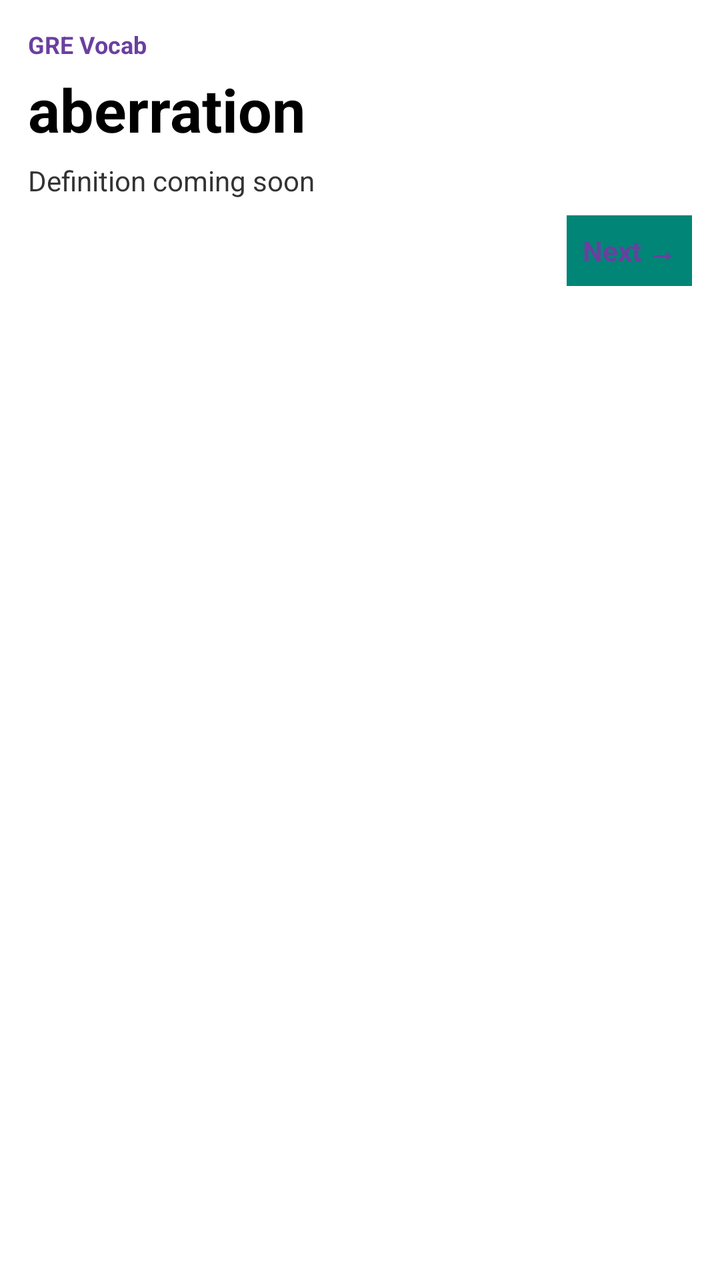
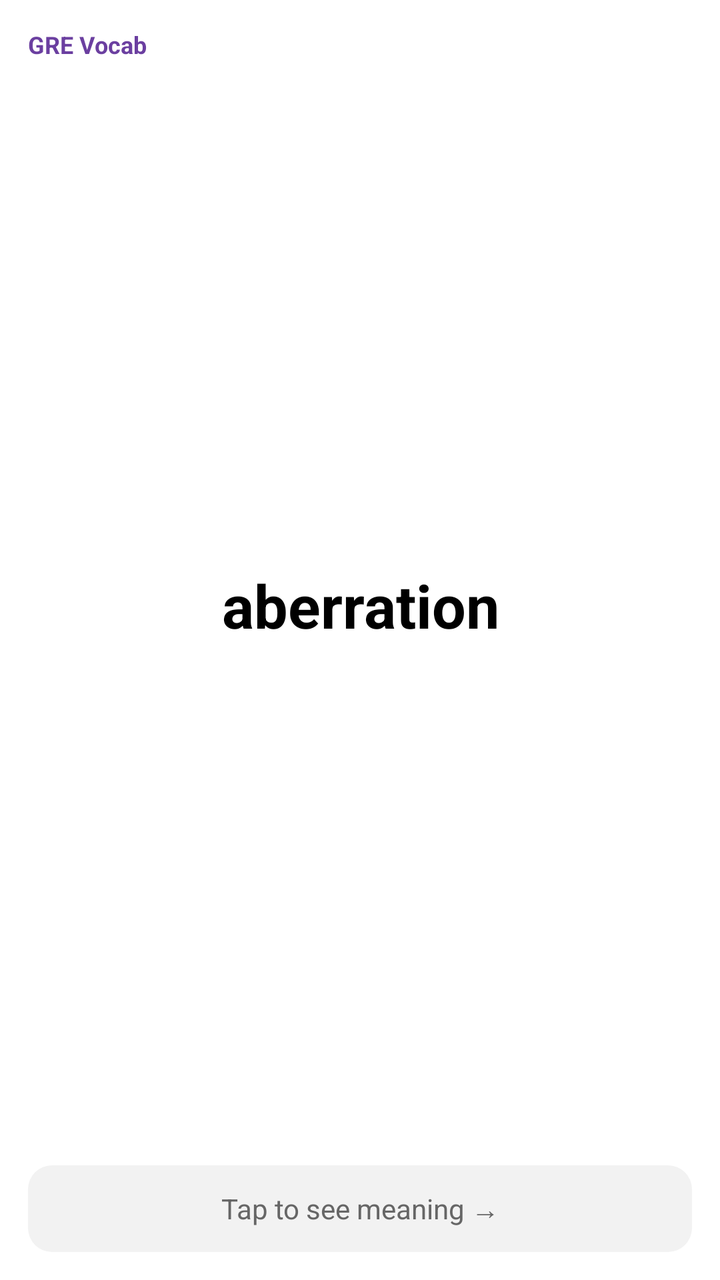

Two renders of the same Android screen: before a commit and after it. Below are the layout's source before the change and the commit's diff.
<!-- AndroidManifest.xml: application theme Theme.MyApplication -->
<!-- res/layout/new_app_widget.xml -->
<?xml version="1.0" encoding="utf-8"?>
<LinearLayout xmlns:android="http://schemas.android.com/apk/res/android"
    android:id="@+id/widget_root"
    android:layout_width="match_parent"
    android:layout_height="match_parent"
    android:background="@android:color/white"
    android:orientation="vertical"
    android:padding="14dp">

    <TextView
        android:id="@+id/widget_deck"
        android:layout_width="match_parent"
        android:layout_height="wrap_content"
        android:text="@string/widget_deck_default"
        android:textColor="#6B3FA0"
        android:textSize="12sp"
        android:textStyle="bold" />

    <TextView
        android:id="@+id/widget_word"
        android:layout_width="match_parent"
        android:layout_height="wrap_content"
        android:layout_marginTop="4dp"
        android:text="@string/widget_word_default"
        android:textColor="#000000"
        android:textSize="30sp"
        android:textStyle="bold" />

    <TextView
        android:id="@+id/widget_definition"
        android:layout_width="match_parent"
        android:layout_height="wrap_content"
        android:layout_marginTop="6dp"
        android:text="@string/widget_definition_default"
        android:textColor="#333333"
        android:textSize="14sp" />

    <TextView
        android:id="@+id/widget_example"
        android:layout_width="match_parent"
        android:layout_height="wrap_content"
        android:layout_marginTop="4dp"
        android:text="@string/widget_example_default"
        android:textColor="#666666"
        android:textSize="12sp"
        android:visibility="gone" />

    <TextView
        android:id="@+id/widget_next"
        android:layout_width="wrap_content"
        android:layout_height="wrap_content"
        android:layout_gravity="end"
        android:layout_marginTop="8dp"
        android:background="@drawable/app_widget_inner_view_background"
        android:padding="8dp"
        android:text="@string/widget_next"
        android:textColor="#6B3FA0"
        android:textSize="14sp"
        android:textStyle="bold" />

</LinearLayout>
<!-- resources referenced by this layout -->
<resources>
  <!-- drawable app_widget_inner_view_background (drawable-v21) -->
  <?xml version="1.0" encoding="utf-8"?>
  <shape xmlns:android="http://schemas.android.com/apk/res/android"
      android:shape="rectangle">
  
      <corners android:radius="?attr/appWidgetInnerRadius" />
      <solid android:color="?android:attr/colorAccent" />
  </shape>
  <string name="widget_deck_default">GRE Vocab</string>
  <string name="widget_definition_default">Definition coming soon</string>
  <string name="widget_example_default">Example</string>
  <string name="widget_next">Next →</string>
  <string name="widget_word_default">aberration</string>
  <style name="Theme.MyApplication" parent="android:Theme.Material.Light.NoActionBar" />
</resources>

<!-- the commit's change to res/layout/new_app_widget.xml (unified diff, before → after) -->
@@ -16,46 +16,58 @@
         android:textSize="12sp"
         android:textStyle="bold" />
 
+    
+    <LinearLayout
+        android:layout_width="match_parent"
+        android:layout_height="0dp"
+        android:layout_weight="1"
+        android:gravity="center"
+        android:orientation="vertical">
+
+        <TextView
+            android:id="@+id/widget_word"
+            android:layout_width="match_parent"
+            android:layout_height="wrap_content"
+            android:gravity="center"
+            android:text="@string/widget_word_default"
+            android:textColor="#000000"
+            android:textSize="30sp"
+            android:textStyle="bold" />
+
+        <TextView
+            android:id="@+id/widget_definition"
+            android:layout_width="match_parent"
+            android:layout_height="wrap_content"
+            android:layout_marginTop="6dp"
+            android:gravity="center"
+            android:text="@string/widget_definition_default"
+            android:textColor="#333333"
+            android:textSize="14sp"
+            android:visibility="gone" />
+
+        <TextView
+            android:id="@+id/widget_example"
+            android:layout_width="match_parent"
+            android:layout_height="wrap_content"
+            android:layout_marginTop="4dp"
+            android:gravity="center"
+            android:text="@string/widget_example_default"
+            android:textColor="#666666"
+            android:textSize="12sp"
+            android:visibility="gone" />
+    </LinearLayout>
+
+    
     <TextView
-        android:id="@+id/widget_word"
+        android:id="@+id/widget_reveal_bar"
         android:layout_width="match_parent"
         android:layout_height="wrap_content"
-        android:layout_marginTop="4dp"
-        android:text="@string/widget_word_default"
-        android:textColor="#000000"
-        android:textSize="30sp"
-        android:textStyle="bold" />
-
-    <TextView
-        android:id="@+id/widget_definition"
-        android:layout_width="match_parent"
-        android:layout_height="wrap_content"
-        android:layout_marginTop="6dp"
-        android:text="@string/widget_definition_default"
-        android:textColor="#333333"
+        android:layout_marginTop="8dp"
+        android:background="@drawable/widget_reveal_bar_bg"
+        android:gravity="center"
+        android:padding="12dp"
+        android:text="@string/tap_to_see_meaning"
+        android:textColor="#666666"
         android:textSize="14sp" />
 
-    <TextView
-        android:id="@+id/widget_example"
-        android:layout_width="match_parent"
-        android:layout_height="wrap_content"
-        android:layout_marginTop="4dp"
-        android:text="@string/widget_example_default"
-        android:textColor="#666666"
-        android:textSize="12sp"
-        android:visibility="gone" />
-
-    <TextView
-        android:id="@+id/widget_next"
-        android:layout_width="wrap_content"
-        android:layout_height="wrap_content"
-        android:layout_gravity="end"
-        android:layout_marginTop="8dp"
-        android:background="@drawable/app_widget_inner_view_background"
-        android:padding="8dp"
-        android:text="@string/widget_next"
-        android:textColor="#6B3FA0"
-        android:textSize="14sp"
-        android:textStyle="bold" />
-
 </LinearLayout>
<!-- resource entries referenced after the edit -->
@@ -1,17 +1,16 @@
 <!-- resources referenced by this layout -->
 <resources>
-  <!-- drawable app_widget_inner_view_background (drawable-v21) -->
+  <!-- drawable widget_reveal_bar_bg (drawable) -->
   <?xml version="1.0" encoding="utf-8"?>
   <shape xmlns:android="http://schemas.android.com/apk/res/android"
       android:shape="rectangle">
-  
-      <corners android:radius="?attr/appWidgetInnerRadius" />
-      <solid android:color="?android:attr/colorAccent" />
+      <corners android:radius="12dp" />
+      <solid android:color="#F2F2F2" />
   </shape>
+  <string name="tap_to_see_meaning">Tap to see meaning →</string>
   <string name="widget_deck_default">GRE Vocab</string>
   <string name="widget_definition_default">Definition coming soon</string>
   <string name="widget_example_default">Example</string>
-  <string name="widget_next">Next →</string>
   <string name="widget_word_default">aberration</string>
   <style name="Theme.MyApplication" parent="android:Theme.Material.Light.NoActionBar" />
 </resources>
